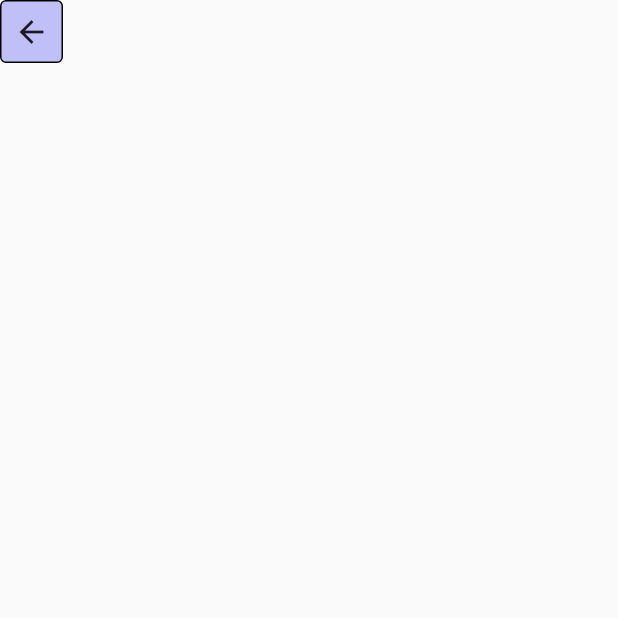
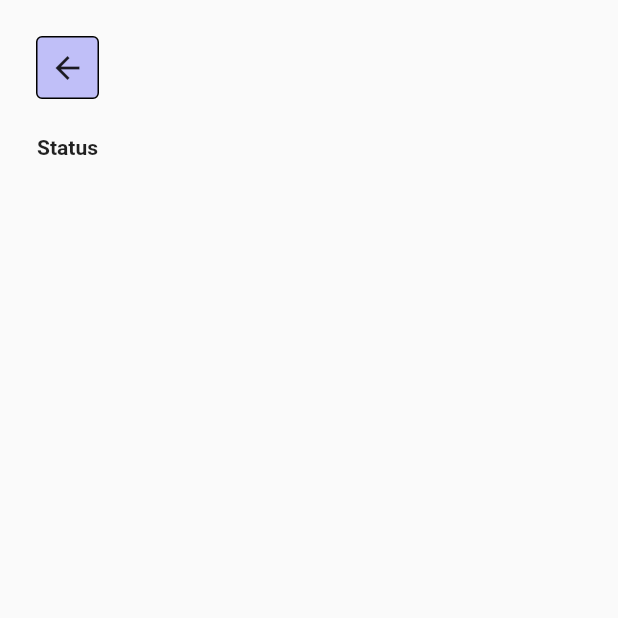
Before and after one commit to JAICHANGPARK/flutter_notebook_20th_story, a Flutter app: the DeliveryStatusPage screen opened directly, on a phone screen of 412 x 824 dp, the top half of it. Run offline on Flutter 3.47's test engine with Material 2 defaults, Android fonts, the phone set to English and light mode, and no system bars; our stand-ins replace badges, dotted_border, dotted_line, ionicons.

Commit message:
Update delivery_status_page.dart

```diff
--- a/lib/ep_1157_delivery_app/src/ui/delivery_status_page.dart
+++ b/lib/ep_1157_delivery_app/src/ui/delivery_status_page.dart
@@ -14,6 +14,8 @@ class _DeliveryStatusPageState extends State<DeliveryStatusPage> {
   Widget build(BuildContext context) {
     return Scaffold(
       body: SafeArea(
+        child: Padding(
+          padding: const EdgeInsets.all(24.0),
           child: Column(
             children: [
               Container(
@@ -32,7 +34,14 @@ class _DeliveryStatusPageState extends State<DeliveryStatusPage> {
               SizedBox(
                 height: 24,
               ),
+              Text(
+                "Status",
+                style: TextStyle(
+                  fontWeight: FontWeight.bold,
+                ),
+              ),
             ],
+          ),
         ),
       ),
     );
```
Lines whose indentation alone changed are shown as unchanged.
